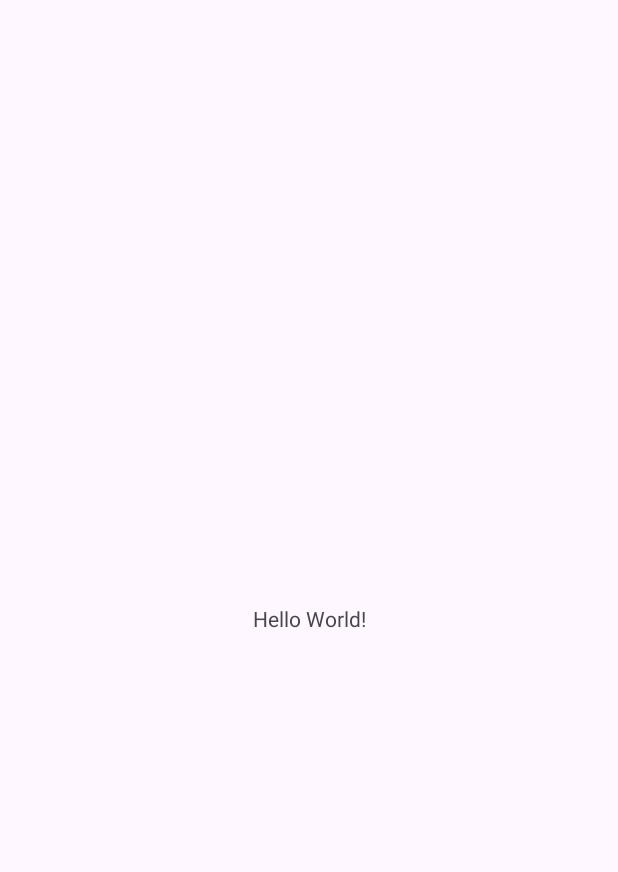
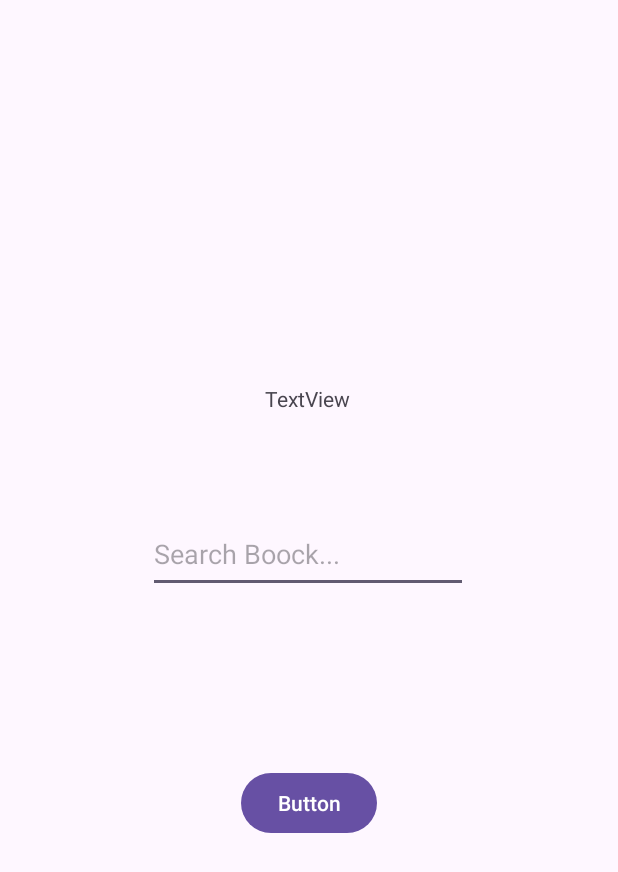
Before and after one commit to SantiFarioli/Tp2Moviles, an Android app: the MainActivity screen opened directly, with no data from a screen before it, on a phone screen of 412 x 824 dp. Before the commit the part shown is almost empty. Shown: the top 872 px of the screen. Run offline under Robolectric (Android 15) with nearby library versions, the phone set to English and light mode, and no system bars.

Commit message:
vista menu

```diff
--- a/app/src/main/res/layout/activity_main.xml
+++ b/app/src/main/res/layout/activity_main.xml
@@ -8,12 +8,36 @@
     tools:context=".MainActivity">
 
     <TextView
+        android:id="@+id/textView4"
         android:layout_width="wrap_content"
         android:layout_height="wrap_content"
-        android:text="Hello World!"
-        app:layout_constraintBottom_toBottomOf="parent"
+        android:layout_marginTop="256dp"
+        android:text="TextView"
         app:layout_constraintEnd_toEndOf="parent"
+        app:layout_constraintHorizontal_bias="0.498"
         app:layout_constraintStart_toStartOf="parent"
         app:layout_constraintTop_toTopOf="parent" />
 
+    <EditText
+        android:id="@+id/editTextSearch"
+        android:layout_width="wrap_content"
+        android:layout_height="52dp"
+        android:layout_marginTop="68dp"
+        android:ems="10"
+        android:hint="Search Boock..."
+        android:inputType="text"
+        app:layout_constraintEnd_toEndOf="@+id/textView4"
+        app:layout_constraintStart_toStartOf="@+id/textView4"
+        app:layout_constraintTop_toBottomOf="@+id/textView4" />
+
+    <Button
+        android:id="@+id/buttonSearch"
+        android:layout_width="wrap_content"
+        android:layout_height="wrap_content"
+        android:layout_marginTop="116dp"
+        android:text="Button"
+        app:layout_constraintEnd_toEndOf="@+id/editTextSearch"
+        app:layout_constraintHorizontal_bias="0.504"
+        app:layout_constraintStart_toStartOf="@+id/editTextSearch"
+        app:layout_constraintTop_toBottomOf="@+id/editTextSearch" />
 </androidx.constraintlayout.widget.ConstraintLayout>
```
